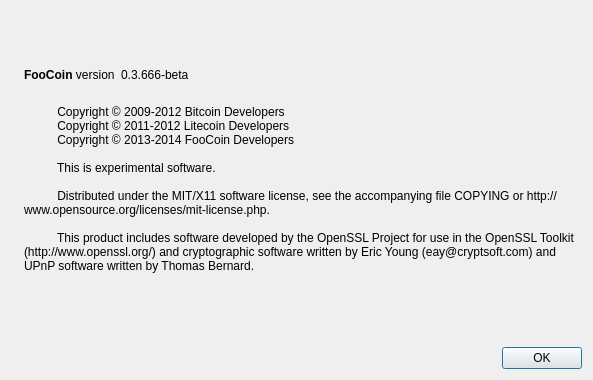
First picture: the form in src/qt/forms/aboutdialog.ui, repository BitHex17/litcoin, before the edit.
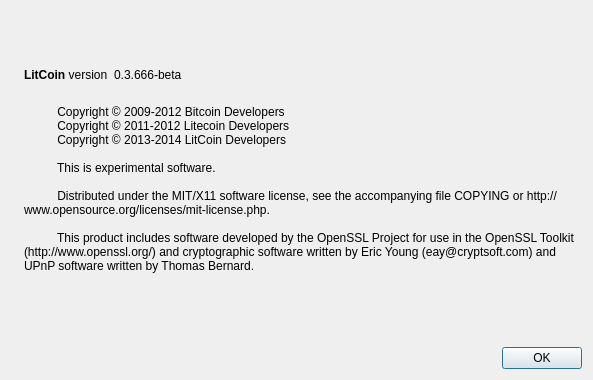
Second picture: the form after the edit. Icons and pictures are not drawn.

The edit to the form file:
```diff
--- a/src/qt/forms/aboutdialog.ui
+++ b/src/qt/forms/aboutdialog.ui
@@ -50,7 +50,7 @@
           <cursorShape>IBeamCursor</cursorShape>
          </property>
          <property name="text">
-          <string>&lt;b&gt;FooCoin&lt;/b&gt; version</string>
+          <string>&lt;b&gt;LitCoin&lt;/b&gt; version</string>
          </property>
          <property name="textInteractionFlags">
           <set>Qt::LinksAccessibleByMouse|Qt::TextSelectableByKeyboard|Qt::TextSelectableByMouse</set>
@@ -97,7 +97,7 @@
         <string>
           Copyright © 2009-2012 Bitcoin Developers
           Copyright © 2011-2012 Litecoin Developers
-          Copyright © 2013-2014 FooCoin Developers
+          Copyright © 2013-2014 LitCoin Developers
 
           This is experimental software.
 
```
Left out of the diff: 2 changed lines with no effect on the pictures.
